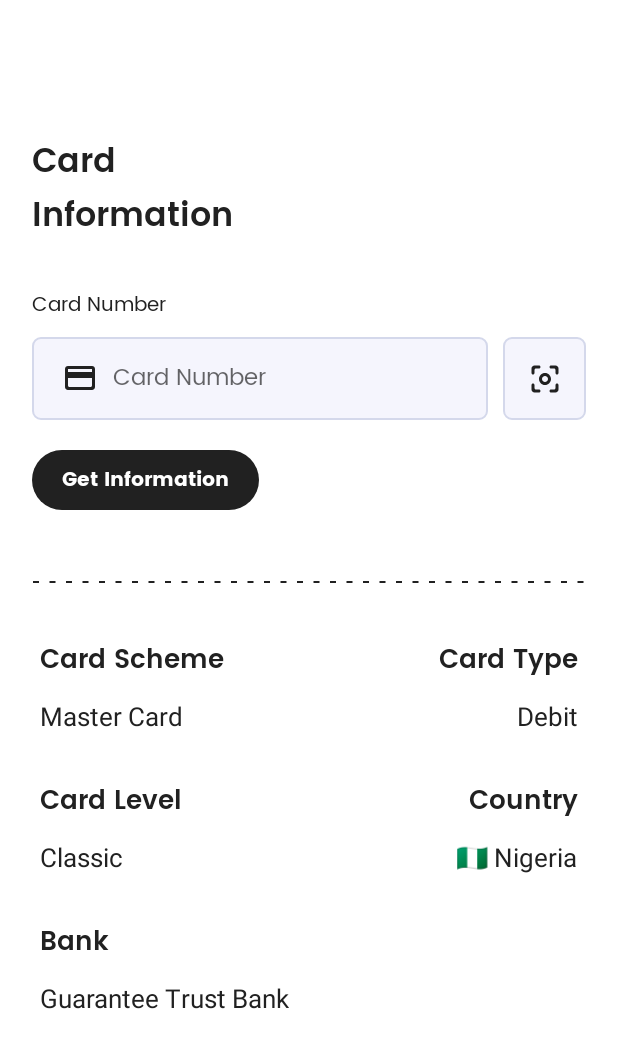
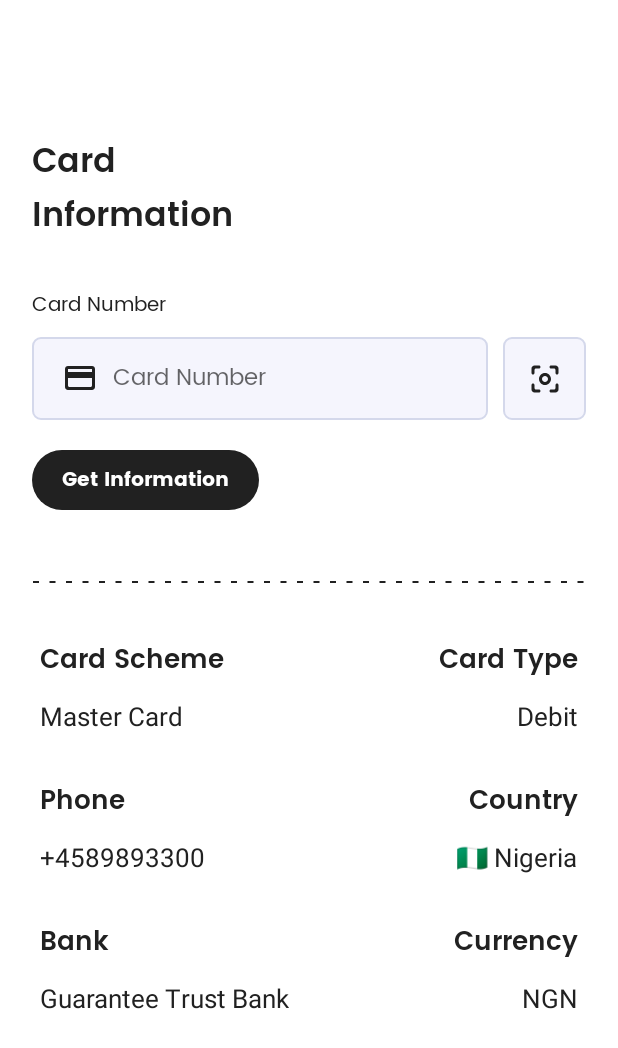
Before and after one commit to dalafiarisamuel/ocr-scan, an Android app: the layout activity_main.xml on its own in the app's theme, with its tools: preview values and no code run, on a phone screen of 412 x 824 dp. Shown: the top 1048 px of the screen. Run offline under Robolectric (Android 15) with nearby library versions, the light colour scheme and no system bars.

Commit message:
moved activity UI to a separate class, updated binlist base url

```diff
--- a/app/src/main/java/ng/mint/ocrscanner/model/CardResponse.kt
+++ b/app/src/main/java/ng/mint/ocrscanner/model/CardResponse.kt
@@ -54,6 +54,9 @@ class CardResponse {
 
         @SerializedName("emoji")
         var emoji: String? = null
+
+        @SerializedName("currency")
+        var currency:String? = null
     }
 
     inner class Bank {
--- a/app/src/main/java/ng/mint/ocrscanner/networking/RetrofitCompat.java
+++ b/app/src/main/java/ng/mint/ocrscanner/networking/RetrofitCompat.java
@@ -65,7 +65,7 @@ public class RetrofitCompat {
 
 
         return new Retrofit.Builder()
-                .baseUrl("https://binlist.io/lookup/")
+                .baseUrl("https://lookup.binlist.net/")
                 .addConverterFactory(new NullOnEmptyConverterFactory())
                 .addConverterFactory(GsonConverterFactory.create(new GsonBuilder().serializeNulls().create()))
                 .client(okHttpBuilder.build())
--- a/app/src/main/res/layout/activity_main.xml
+++ b/app/src/main/res/layout/activity_main.xml
@@ -1,5 +1,6 @@
 <?xml version="1.0" encoding="utf-8"?>
 <layout xmlns:android="http://schemas.android.com/apk/res/android"
+    xmlns:app="http://schemas.android.com/apk/res-auto"
     xmlns:tools="http://schemas.android.com/tools">
 
     <data>
@@ -77,7 +78,6 @@
                     android:layout_alignParentEnd="true"
                     android:layout_centerVertical="true"
                     android:background="@drawable/edit_text_bg"
-                    android:onClick="onScanClicked"
                     android:src="@drawable/ic_round_center_focus_weak" />
 
             </RelativeLayout>
@@ -134,9 +134,9 @@
                     android:layout_height="wrap_content"
                     android:layout_below="@id/card_scheme_text"
                     android:padding="5dp"
-                    android:text='@{bankData.scheme ?? ""}'
                     android:textColor="@color/matt_black"
                     android:textSize="17sp"
+                    app:customText='@{bankData.scheme ?? ""}'
                     tools:text="Master Card" />
 
                 <TextView
@@ -159,20 +159,20 @@
                     android:layout_below="@id/card_scheme_text"
                     android:layout_alignParentEnd="true"
                     android:padding="5dp"
-                    android:text='@{bankData.type ?? ""}'
                     android:textColor="@color/matt_black"
                     android:textSize="17sp"
+                    app:customText='@{bankData.type ?? ""}'
                     tools:text="Debit" />
 
                 <TextView
-                    android:id="@+id/card_level_text"
+                    android:id="@+id/card_phone_text"
                     android:layout_width="wrap_content"
                     android:layout_height="wrap_content"
                     android:layout_below="@id/card_scheme"
                     android:layout_marginTop="20dp"
                     android:fontFamily="@font/poppins_semi_bold"
                     android:padding="5dp"
-                    android:text="@string/card_level"
+                    android:text="@string/phone"
                     android:textColor="@color/matt_black"
                     android:textSize="17sp" />
 
@@ -180,12 +180,12 @@
                     android:id="@+id/card_level"
                     android:layout_width="wrap_content"
                     android:layout_height="wrap_content"
-                    android:layout_below="@id/card_level_text"
+                    android:layout_below="@id/card_phone_text"
                     android:padding="5dp"
-                    android:text='@{bankData.category ?? ""}'
                     android:textColor="@color/matt_black"
                     android:textSize="17sp"
-                    tools:text="Classic" />
+                    app:customText='@{bankData.bank.phone ?? ""}'
+                    tools:text="+4589893300" />
 
                 <TextView
                     android:id="@+id/card_country_text"
@@ -204,12 +204,12 @@
                     android:id="@+id/card_country"
                     android:layout_width="wrap_content"
                     android:layout_height="wrap_content"
-                    android:layout_below="@id/card_country_text"
+                    android:layout_below="@id/card_phone_text"
                     android:layout_alignParentEnd="true"
                     android:padding="5dp"
-                    android:text='@{(bankData.country.emoji ?? "") +" "+ (bankData.country.name ?? "")}'
                     android:textColor="@color/matt_black"
                     android:textSize="17sp"
+                    app:customText='@{(bankData.country.emoji ?? "") +" "+ (bankData.country.name ?? "")}'
                     tools:text="🇳🇬 Nigeria" />
 
                 <TextView
@@ -230,10 +230,36 @@
                     android:layout_height="wrap_content"
                     android:layout_below="@id/card_bank_text"
                     android:padding="5dp"
-                    android:text='@{bankData.bank.name ?? ""}'
                     android:textColor="@color/matt_black"
                     android:textSize="17sp"
+                    app:customText='@{bankData.bank.name ?? ""}'
                     tools:text="Guarantee Trust Bank" />
+
+                <TextView
+                    android:id="@+id/card_currency_text"
+                    android:layout_width="wrap_content"
+                    android:layout_height="wrap_content"
+                    android:layout_below="@id/card_country"
+                    android:layout_alignParentEnd="true"
+                    android:layout_marginTop="20dp"
+                    android:fontFamily="@font/poppins_semi_bold"
+                    android:padding="5dp"
+                    android:text="@string/currency"
+                    android:textColor="@color/matt_black"
+                    android:textSize="17sp" />
+
+                <TextView
+                    android:id="@+id/card_currency"
+                    android:layout_width="wrap_content"
+                    android:layout_height="wrap_content"
+                    android:layout_below="@id/card_currency_text"
+                    android:layout_alignParentEnd="true"
+                    android:padding="5dp"
+                    android:textColor="@color/matt_black"
+                    android:textSize="17sp"
+                    app:customText='@{bankData.country.currency ?? ""}'
+                    tools:text="NGN" />
+
 
             </RelativeLayout>
 
--- a/app/src/main/res/values/strings.xml
+++ b/app/src/main/res/values/strings.xml
@@ -12,4 +12,6 @@
     <string name="processing">Processing…</string>
     <string name="no_bin_number_was_found">No BIN number was found.</string>
     <string name="no_internet_connection">No Internet connection</string>
+    <string name="currency">Currency</string>
+    <string name="phone">Phone</string>
 </resources>
```
Also changed, not shown: app/src/main/java/ng/mint/ocrscanner/MainActivity.kt (+5 -94 lines), app/src/main/java/ng/mint/ocrscanner/adapters/CustomBindAdapter.kt (+8 -0 lines), app/src/main/java/ng/mint/ocrscanner/views/activities/BaseActivity.kt (renamed from app/src/main/java/ng/mint/ocrscanner/views/BaseActivity.kt, +6 -7 lines), app/src/main/java/ng/mint/ocrscanner/views/presenter/MainActivityView.kt (added, +118 -0 lines).
